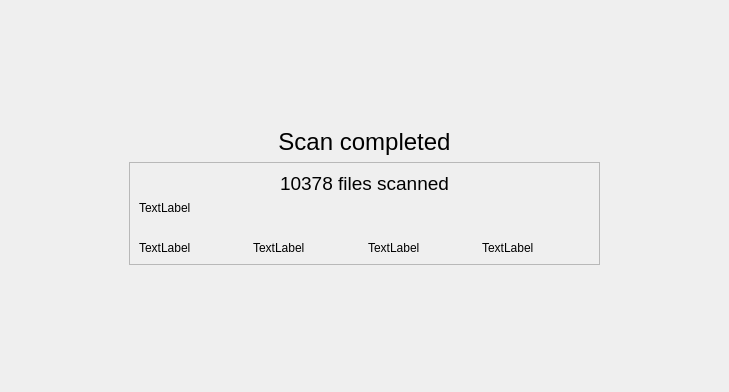
Before: the Qt Designer form sources/gui/ui/scanresdialog.ui in amd00/meduzzza, drawn with Qt 5.
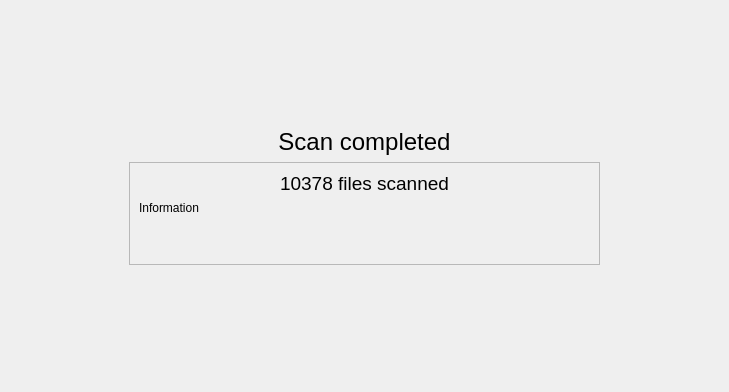
After: the same form once the commit is applied.

The edit to the form file:
```diff
--- a/sources/gui/ui/scanresdialog.ui
+++ b/sources/gui/ui/scanresdialog.ui
@@ -70,7 +70,7 @@
           <item>
            <widget class="QLabel" name="m_info_label">
             <property name="text">
-             <string>TextLabel</string>
+             <string>Information</string>
             </property>
            </widget>
           </item>
@@ -126,28 +126,28 @@
             <item>
              <widget class="QLabel" name="m_healthinfo_label">
               <property name="text">
-               <string>TextLabel</string>
+               <string/>
               </property>
              </widget>
             </item>
             <item>
              <widget class="QLabel" name="m_infinfo_label">
               <property name="text">
-               <string>TextLabel</string>
+               <string/>
               </property>
              </widget>
             </item>
             <item>
              <widget class="QLabel" name="m_quarinfo_label">
               <property name="text">
-               <string>TextLabel</string>
+               <string/>
               </property>
              </widget>
             </item>
             <item>
              <widget class="QLabel" name="m_otherinfo_label">
               <property name="text">
-               <string>TextLabel</string>
+               <string/>
               </property>
              </widget>
             </item>
```
